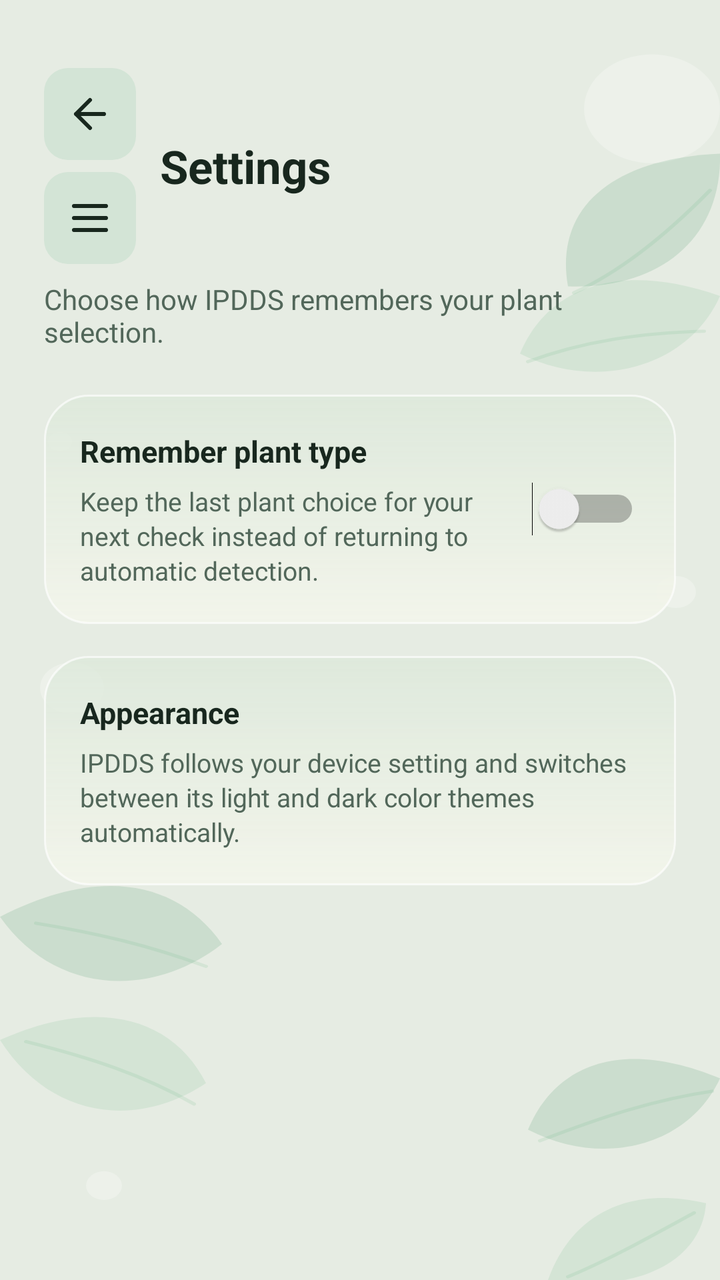
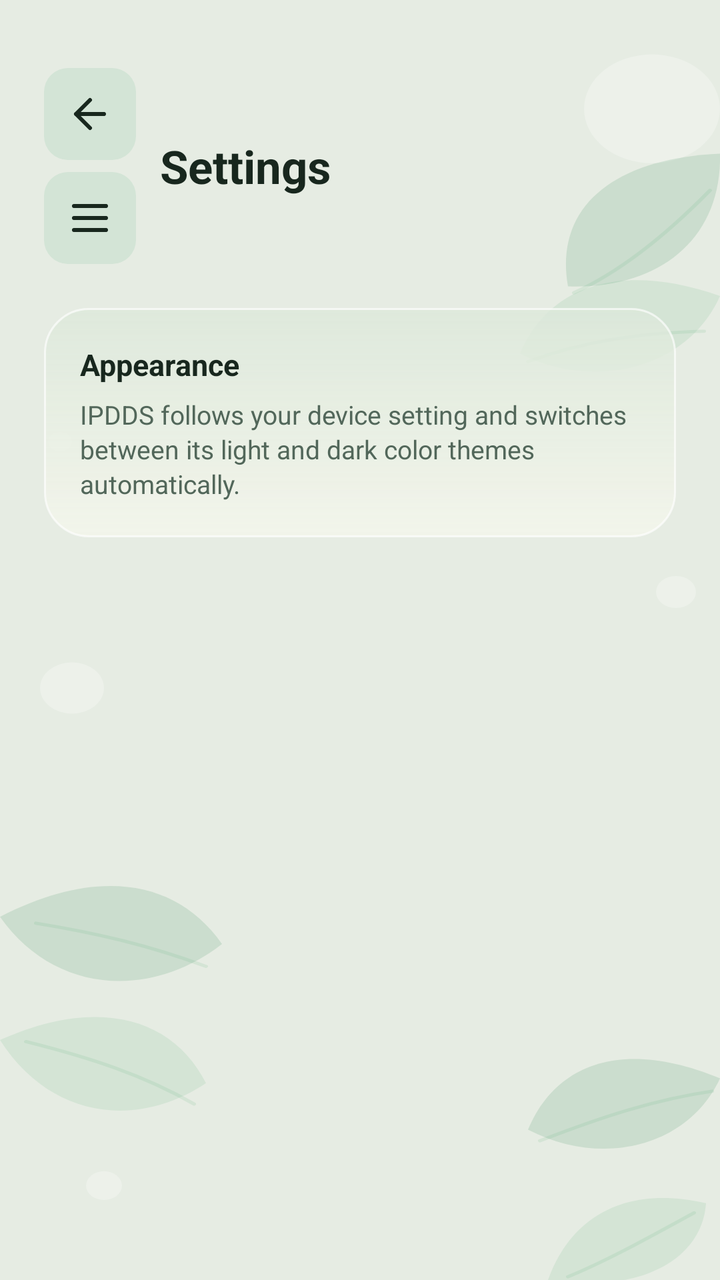

Compare the two renders of this Android layout. The source of the first and the diff that turns it into the second are given below.
<!-- AndroidManifest.xml: application theme AppTheme -->
<!-- res/layout/page_settings.xml -->
<ScrollView xmlns:android="http://schemas.android.com/apk/res/android"
    android:layout_width="match_parent"
    android:layout_height="match_parent"
    android:background="@drawable/plant_wallpaper"
    android:clipToPadding="false"
    android:fillViewport="true">

    <LinearLayout
        android:layout_width="match_parent"
        android:layout_height="wrap_content"
        android:orientation="vertical"
        android:paddingStart="22dp"
        android:paddingTop="34dp"
        android:paddingEnd="22dp"
        android:paddingBottom="28dp">

        <LinearLayout
            android:layout_width="match_parent"
            android:layout_height="wrap_content"
            android:gravity="center_vertical"
            android:orientation="horizontal">

            <LinearLayout
                android:layout_width="46dp"
                android:layout_height="wrap_content"
                android:orientation="vertical">

                <ImageButton
                    android:id="@+id/settings_back"
                    android:layout_width="46dp"
                    android:layout_height="46dp"
                    android:background="@drawable/crop_hint_badge"
                    android:contentDescription="@string/back_previous_page"
                    android:padding="11dp"
                    android:src="@drawable/ic_back"
                    android:tint="@color/text_primary" />

                <ImageButton
                    android:id="@+id/settings_open_drawer"
                    android:layout_width="46dp"
                    android:layout_height="46dp"
                    android:layout_marginTop="6dp"
                    android:background="@drawable/crop_hint_badge"
                    android:contentDescription="@string/open_navigation"
                    android:padding="11dp"
                    android:src="@drawable/ic_menu"
                    android:tint="@color/text_primary" />
            </LinearLayout>

            <TextView
                android:layout_width="0dp"
                android:layout_height="wrap_content"
                android:layout_weight="1"
                android:text="@string/settings_title"
                android:textColor="@color/text_primary"
                android:textSize="23sp"
                android:paddingStart="12dp"
                android:paddingEnd="0dp"
                android:textStyle="bold" />
        </LinearLayout>

        <TextView
            android:layout_width="match_parent"
            android:layout_height="wrap_content"
            android:layout_marginTop="8dp"
            android:text="@string/settings_intro"
            android:textColor="@color/text_secondary"
            android:textSize="14sp" />

        <LinearLayout
            android:layout_width="match_parent"
            android:layout_height="wrap_content"
            android:layout_marginTop="22dp"
            android:background="@drawable/result_panel"
            android:gravity="center_vertical"
            android:orientation="horizontal"
            android:padding="18dp">

                <LinearLayout
                    android:layout_width="0dp"
                    android:layout_height="wrap_content"
                    android:layout_weight="1"
                    android:orientation="vertical"
                    android:paddingStart="0dp"
                    android:paddingEnd="12dp">

                    <TextView
                        android:layout_width="match_parent"
                        android:layout_height="wrap_content"
                        android:text="@string/remember_plant_title"
                        android:textColor="@color/text_primary"
                        android:textSize="15sp"
                        android:textStyle="bold" />

                    <TextView
                        android:layout_width="match_parent"
                        android:layout_height="wrap_content"
                        android:layout_marginTop="6dp"
                        android:lineSpacingExtra="2dp"
                        android:text="@string/remember_plant_description"
                        android:textColor="@color/text_secondary"
                        android:textSize="13sp" />
                </LinearLayout>

                <Switch
                    android:id="@+id/remember_plant_selection"
                    android:layout_width="wrap_content"
                    android:layout_height="wrap_content"
                    android:contentDescription="@string/remember_plant_title"
                    android:showText="false" />
        </LinearLayout>

        <LinearLayout
            android:layout_width="match_parent"
            android:layout_height="wrap_content"
            android:layout_marginTop="16dp"
            android:background="@drawable/result_panel"
            android:orientation="vertical"
            android:padding="18dp">

            <TextView
                android:layout_width="match_parent"
                android:layout_height="wrap_content"
                android:text="@string/appearance_title"
                android:textColor="@color/text_primary"
                android:textSize="15sp"
                android:textStyle="bold" />

            <TextView
                android:layout_width="match_parent"
                android:layout_height="wrap_content"
                android:layout_marginTop="6dp"
                android:lineSpacingExtra="2dp"
                android:text="@string/appearance_description"
                android:textColor="@color/text_secondary"
                android:textSize="13sp" />
        </LinearLayout>
    </LinearLayout>
</ScrollView>
<!-- resources referenced by this layout -->
<resources>
  <color name="text_primary">#18271E</color>
  <color name="text_secondary">#52675A</color>
  <!-- drawable crop_hint_badge (drawable) -->
  <shape xmlns:android="http://schemas.android.com/apk/res/android">
      <solid android:color="@color/surface_secondary" />
      <corners android:radius="12dp" />
  </shape>
  <!-- drawable ic_back (drawable) -->
  <vector xmlns:android="http://schemas.android.com/apk/res/android"
      android:width="24dp"
      android:height="24dp"
      android:viewportWidth="24"
      android:viewportHeight="24">
      <path
          android:fillColor="@android:color/transparent"
          android:pathData="M19,12 L5,12 M5,12 L12,5 M5,12 L12,19"
          android:strokeColor="#FFFFFFFF"
          android:strokeLineCap="round"
          android:strokeLineJoin="round"
          android:strokeWidth="2" />
  </vector>
  <!-- drawable ic_menu (drawable) -->
  <vector xmlns:android="http://schemas.android.com/apk/res/android"
      android:width="24dp"
      android:height="24dp"
      android:viewportWidth="24"
      android:viewportHeight="24">
      <path
          android:fillColor="@android:color/transparent"
          android:pathData="M4,6 L20,6 M4,12 L20,12 M4,18 L20,18"
          android:strokeColor="#FFFFFFFF"
          android:strokeLineCap="round"
          android:strokeWidth="2" />
  </vector>
  <!-- drawable plant_wallpaper: vector/xml drawable (drawable, 2156 chars, omitted) -->
  <!-- drawable result_panel (drawable) -->
  <shape xmlns:android="http://schemas.android.com/apk/res/android">
      <gradient
          android:angle="90"
          android:endColor="@color/glass_surface_bottom"
          android:startColor="@color/glass_surface_top" />
      <corners android:radius="22dp" />
      <stroke
          android:width="1dp"
          android:color="@color/glass_border" />
  </shape>
  <string name="appearance_description">IPDDS follows your device setting and switches between its light and dark color themes automatically.</string>
  <string name="appearance_title">Appearance</string>
  <string name="back_previous_page">Back to previous page</string>
  <string name="open_navigation">Open navigation menu</string>
  <string name="remember_plant_description">Keep the last plant choice for your next check instead of returning to automatic detection.</string>
  <string name="remember_plant_title">Remember plant type</string>
  <string name="settings_intro">Choose how IPDDS remembers your plant selection.</string>
  <string name="settings_title">Settings</string>
  <style name="AppTheme" parent="android:style/Theme.Material.Light.NoActionBar">
          <item name="android:fontFamily">sans-serif</item>
          <item name="android:colorAccent">@color/color_accent</item>
          <item name="android:statusBarColor">@color/screen_background</item>
          <item name="android:navigationBarColor">@color/screen_background</item>
          <item name="android:windowLightStatusBar">true</item>
          <item name="android:windowActionModeOverlay">true</item>
          <item name="android:windowBackground">@color/screen_background</item>
      </style>
  <color name="surface_secondary">#D3E4D6</color>
  <color name="glass_surface_bottom">#CFDCE8DA</color>
  <color name="glass_surface_top">#EAF3F5EB</color>
  <color name="glass_border">#A8FFFFFF</color>
  <color name="color_accent">#4B8F5B</color>
  <color name="screen_background">#E6ECE3</color>
</resources>

<!-- the commit's change to res/layout/page_settings.xml (unified diff, before → after) -->
@@ -59,61 +59,10 @@
                 android:textStyle="bold" />
         </LinearLayout>
 
-        <TextView
-            android:layout_width="match_parent"
-            android:layout_height="wrap_content"
-            android:layout_marginTop="8dp"
-            android:text="@string/settings_intro"
-            android:textColor="@color/text_secondary"
-            android:textSize="14sp" />
-
         <LinearLayout
             android:layout_width="match_parent"
             android:layout_height="wrap_content"
             android:layout_marginTop="22dp"
-            android:background="@drawable/result_panel"
-            android:gravity="center_vertical"
-            android:orientation="horizontal"
-            android:padding="18dp">
-
-                <LinearLayout
-                    android:layout_width="0dp"
-                    android:layout_height="wrap_content"
-                    android:layout_weight="1"
-                    android:orientation="vertical"
-                    android:paddingStart="0dp"
-                    android:paddingEnd="12dp">
-
-                    <TextView
-                        android:layout_width="match_parent"
-                        android:layout_height="wrap_content"
-                        android:text="@string/remember_plant_title"
-                        android:textColor="@color/text_primary"
-                        android:textSize="15sp"
-                        android:textStyle="bold" />
-
-                    <TextView
-                        android:layout_width="match_parent"
-                        android:layout_height="wrap_content"
-                        android:layout_marginTop="6dp"
-                        android:lineSpacingExtra="2dp"
-                        android:text="@string/remember_plant_description"
-                        android:textColor="@color/text_secondary"
-                        android:textSize="13sp" />
-                </LinearLayout>
-
-                <Switch
-                    android:id="@+id/remember_plant_selection"
-                    android:layout_width="wrap_content"
-                    android:layout_height="wrap_content"
-                    android:contentDescription="@string/remember_plant_title"
-                    android:showText="false" />
-        </LinearLayout>
-
-        <LinearLayout
-            android:layout_width="match_parent"
-            android:layout_height="wrap_content"
-            android:layout_marginTop="16dp"
             android:background="@drawable/result_panel"
             android:orientation="vertical"
             android:padding="18dp">
<!-- resource entries referenced after the edit -->
@@ -50,9 +50,6 @@
   <string name="appearance_title">Appearance</string>
   <string name="back_previous_page">Back to previous page</string>
   <string name="open_navigation">Open navigation menu</string>
-  <string name="remember_plant_description">Keep the last plant choice for your next check instead of returning to automatic detection.</string>
-  <string name="remember_plant_title">Remember plant type</string>
-  <string name="settings_intro">Choose how IPDDS remembers your plant selection.</string>
   <string name="settings_title">Settings</string>
   <style name="AppTheme" parent="android:style/Theme.Material.Light.NoActionBar">
           <item name="android:fontFamily">sans-serif</item>
